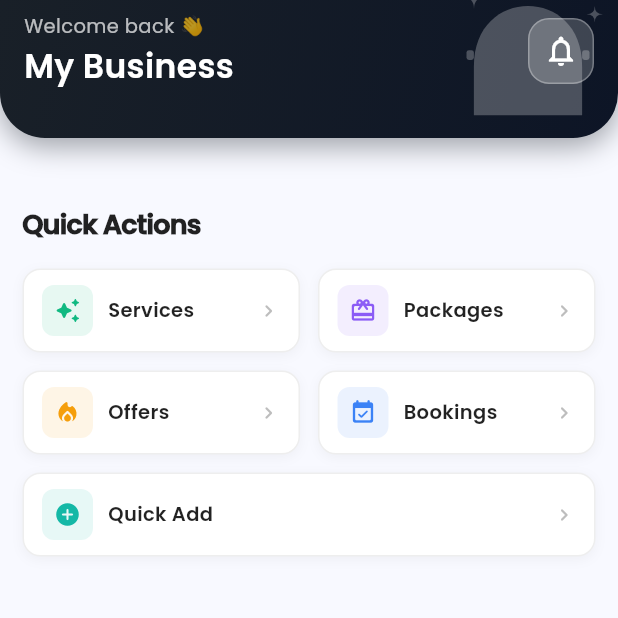
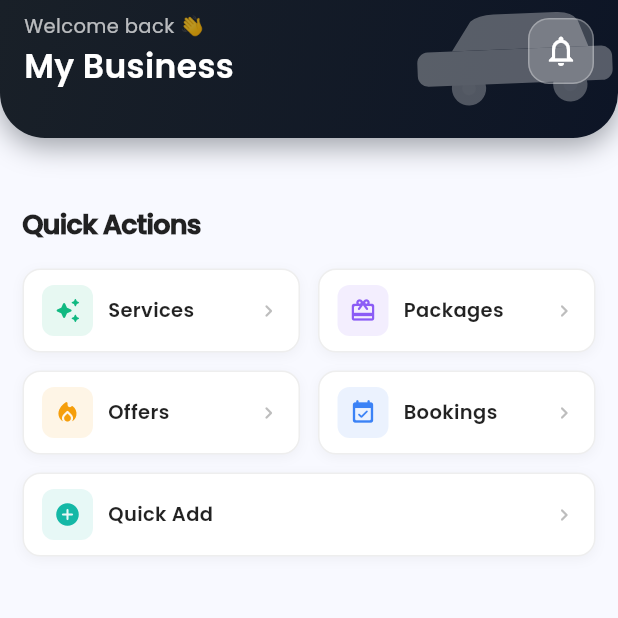
Before and after one commit to car-detail/app, a Flutter app: the HomeActivity screen opened directly with empty values, on a phone screen of 412 x 824 dp, the top half of it. Run offline on Flutter 3.47's test engine with Material 3 defaults, Android fonts, the phone set to English and light mode, and no system bars; our stand-ins replace audioplayers, bot_toast, carousel_slider, convex_bottom_bar, country_code_picker, device_info_plus and 18 more; missing offline and left inert: google_maps_places_autocomplete_widgets, html_editor_enhanced; accounts and stored records are empty.

Commit message:
Swap header car watermarks to side-profile silhouette
User: the header car icon "doesn't seem like a car" -- correct
diagnosis. CarWashIcon (front-facing car) relies on internal white
highlight details (headlights, split windshield, grille lines) at
40-55% opacity layered on top of the shape's own opacity to read as
a car. At the small size + low overall opacity + partial clipping
used in header corners, those details get crushed to nothing and the
silhouette alone (a rounded arch) doesn't read as a car.

Switched AppHeader and Home's header watermark to CarSilhouette (the
side-profile painter, body + two wheel circles) -- its outline alone
is recognizable as "a car" with no internal detail lines needed,
which holds up at low opacity and partial clipping. Also bumped
opacity 25-28% -> 30-35% since the previous values were on the edge
of invisible even for a clean silhouette.

CarWashIcon (front-facing + sparkles) stays as-is for the splash
screen, where it's shown large, fully opaque, and unclipped inside a
white circle -- exactly the conditions it actually needs.

Verified with flutter analyze (0 errors) and
flutter build ios --debug --simulator --no-codesign (build succeeds).

Co-Authored-By: Claude Sonnet 5 <noreply@anthropic.com>

```diff
--- a/lib/features/home_module/ui/home_activity.dart
+++ b/lib/features/home_module/ui/home_activity.dart
@@ -10,7 +10,7 @@ import 'package:car_app/Common/CommonBean.dart';
 import 'package:car_app/Common/CommonWidget.dart';
 import 'package:car_app/Common/Constant.dart';
 import 'package:car_app/Common/ModernDesignSystem.dart';
-import 'package:car_app/design_system/components/car_wash_icon.dart';
+import 'package:car_app/design_system/components/car_silhouette.dart';
 import 'package:car_app/features/categories_module/ui/categories_list_activity.dart';
 import 'package:car_app/features/home_module/data_manager/home_data_manager.dart';
 import 'package:car_app/features/offer_model/ui/enhanced_offer_list_screen.dart';
@@ -371,9 +371,12 @@ class _HomeActivityState extends State<HomeActivity> {
               clipBehavior: Clip.none,
               children: [
                 Positioned(
-                  right: 10,
-                  bottom: -14,
-                  child: CarWashIcon(size: 100, opacity: 0.25),
+                  right: 4,
+                  bottom: 4,
+                  // Side-profile silhouette reads clearly at small/low-
+                  // opacity/clipped sizes; the front-facing CarWashIcon's
+                  // detail lines disappear here and it looks like a blob.
+                  child: CarSilhouette(size: 130, opacity: 0.3, rotation: -0.04),
                 ),
                 Column(
               children: [
```
Also changed, not shown: lib/design_system/components/app_header.dart (+11 -7 lines).
